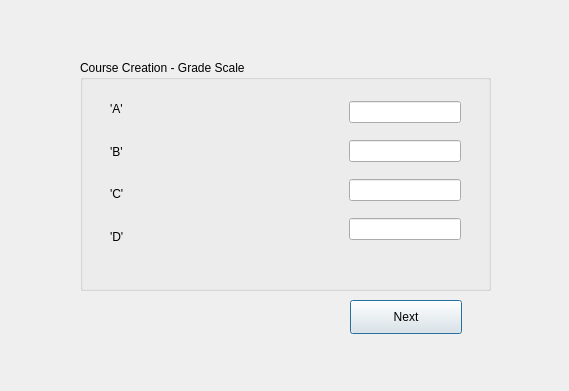
meeksjt/SuperTeacherGradebook499, file src/CourseCreationSecond.ui: the form before one commit.
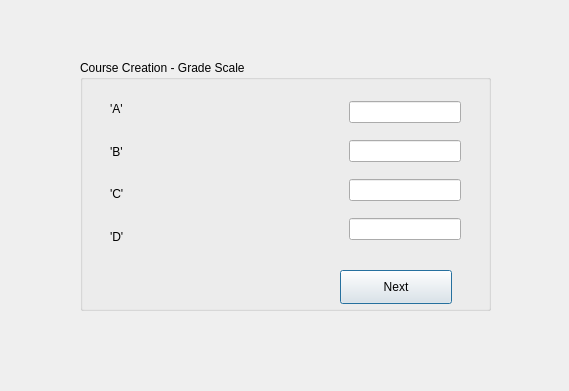
The form after the commit.

```diff
--- a/src/CourseCreationSecond.ui
+++ b/src/CourseCreationSecond.ui
@@ -19,7 +19,7 @@
      <x>80</x>
      <y>60</y>
      <width>411</width>
-     <height>231</height>
+     <height>251</height>
     </rect>
    </property>
    <property name="title">
@@ -128,14 +128,11 @@
      </item>
     </layout>
    </widget>
-   <zorder>horizontalSlider</zorder>
-   <zorder>horizontalLayoutWidget</zorder>
-  </widget>
   <widget class="QPushButton" name="nextButton">
    <property name="geometry">
     <rect>
-     <x>350</x>
-     <y>300</y>
+      <x>260</x>
+      <y>210</y>
      <width>112</width>
      <height>34</height>
     </rect>
@@ -143,6 +140,7 @@
    <property name="text">
     <string>Next</string>
    </property>
+   </widget>
   </widget>
  </widget>
  <resources/>
```
Lines whose indentation alone changed are shown as unchanged.
